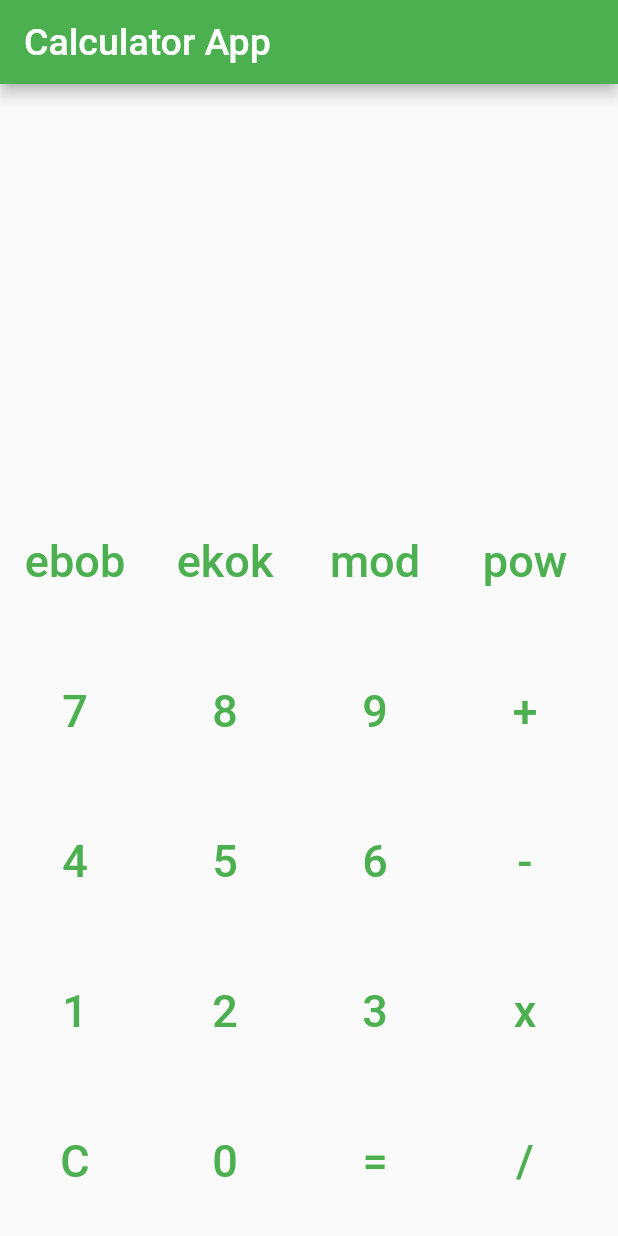
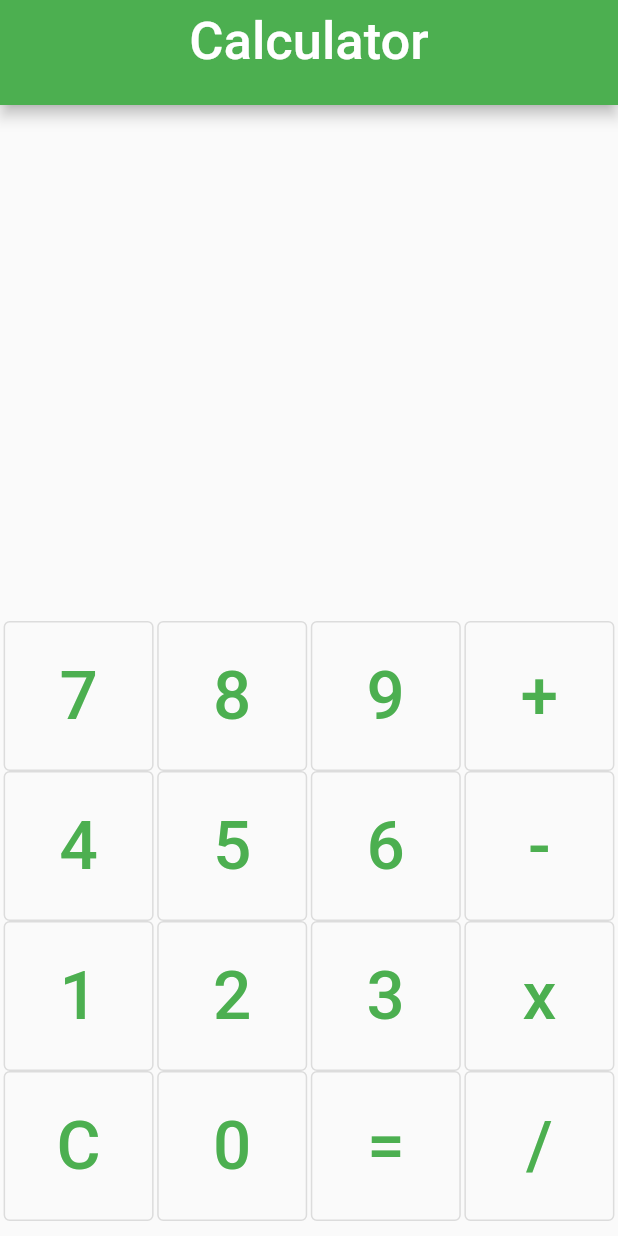
Before and after one commit to emreavarisli/Calculator-App, a Flutter app: the screen it shows after launch, on a phone screen of 412 x 824 dp. Run offline on Flutter 3.47's test engine with Material 2 defaults, Android fonts, the phone set to English and light mode, and no system bars.

Commit message:
button change

```diff
--- a/lib/main.dart
+++ b/lib/main.dart
@@ -1,4 +1,5 @@
 import 'package:flutter/material.dart';
+
 void main() => runApp(const MyApp());
 
 class MyApp extends StatelessWidget {
@@ -6,9 +7,9 @@ class MyApp extends StatelessWidget {
 
   @override
   Widget build(BuildContext context) {
-    return MaterialApp(
-      theme: ThemeData(primarySwatch: Colors.green),
-      home: const HomeApp(),
+    return const MaterialApp(
+      //theme: ThemeData(primarySwatch: Colors.green),
+      home: HomeApp(),
       debugShowCheckedModeBanner: false,
     );
   }
@@ -25,25 +26,35 @@ class _HomeAppState extends State<HomeApp> {
   @override
   Widget build(BuildContext context) {
     return Scaffold(
-      appBar: AppBar(
-        title: const Text(
-          'Calculator App',
-          style: TextStyle(fontSize: 25),
+      appBar: PreferredSize(
+        preferredSize: const Size.fromHeight(70.0),
+        child: AppBar(
+          centerTitle: true,
+          backgroundColor: Colors.green,
+          title: const Text(
+            'Calculator',
+            style: TextStyle(
+              fontSize: 35,
+              color: Colors.white,
+            ),
+          ),
         ),
       ),
       body: Container(
+        margin: const EdgeInsets.only(bottom: 10.0),
         child: Column(
           children: [
             Expanded(
               child: Column(
-                children: [
+                mainAxisAlignment: MainAxisAlignment.end,
+                children: <Widget>[
                   Container(
                     padding: const EdgeInsets.all(10),
                     alignment: Alignment.bottomRight,
                     child: Text(
                       text,
                       style: const TextStyle(
-                        fontSize: 40,
+                        fontSize: 80,
                         fontWeight: FontWeight.w500,
                       ),
                     ),
@@ -52,22 +63,18 @@ class _HomeAppState extends State<HomeApp> {
               ),
             ),
             Row(
+              mainAxisAlignment: MainAxisAlignment.spaceEvenly,
               children: [
-                customTextButton('ebob'),
-                customTextButton('ekok'),
-                customTextButton('mod'),
-                customTextButton('pow'),
-              ],
-            ),
-            Row(
-              children: [
-                customTextButton('7'),
+                customTextButton(
+                  '7',
+                ),
                 customTextButton('8'),
                 customTextButton('9'),
                 customTextButton('+'),
               ],
             ),
             Row(
+              mainAxisAlignment: MainAxisAlignment.spaceEvenly,
               children: [
                 customTextButton('4'),
                 customTextButton('5'),
@@ -76,6 +83,7 @@ class _HomeAppState extends State<HomeApp> {
               ],
             ),
             Row(
+              mainAxisAlignment: MainAxisAlignment.spaceEvenly,
               children: [
                 customTextButton('1'),
                 customTextButton('2'),
@@ -84,6 +92,7 @@ class _HomeAppState extends State<HomeApp> {
               ],
             ),
             Row(
+              mainAxisAlignment: MainAxisAlignment.spaceEvenly,
               children: [
                 customTextButton('C'),
                 customTextButton('0'),
@@ -101,11 +110,11 @@ class _HomeAppState extends State<HomeApp> {
     return SizedBox(
       width: 100,
       height: 100,
-      child: TextButton(
+      child: OutlinedButton(
         onPressed: () => buttonClick(value),
         child: Text(
           value,
-          style: const TextStyle(fontSize: 30.0),
+          style: const TextStyle(fontSize: 45.0, color: Colors.green),
         ),
       ),
     );
@@ -143,18 +152,6 @@ class _HomeAppState extends State<HomeApp> {
       if (text == "/") {
         result = (first ~/ second).toString();
       }
-      // if (text == "ebob") {
-      //   result = (first ~/ second).toString();
-      // }
-      // if (text == "ekok") {
-      //   result = (first ~/ second).toString();
-      // }
-      // if (text == "mod") {
-      //   result = (first ~/ second).toString();
-      // }
-      // if (text == "pow") {
-      //   result = (first, second).toString();
-      // }
     } else {
       result = int.parse(text + buttonText).toString();
     }
```
